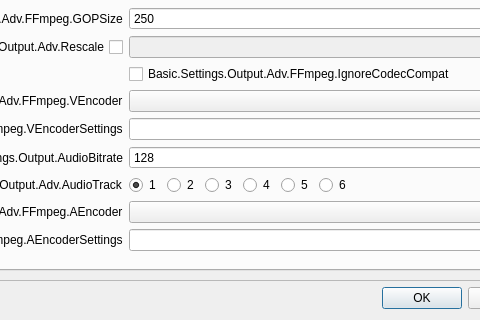
GameKyuubi/obs-studio, file UI/forms/OBSBasicSettings.ui: the form before one commit; both pictures show x 336 to 816 and y 428 to 748 of the 981 by 748 pixel window.
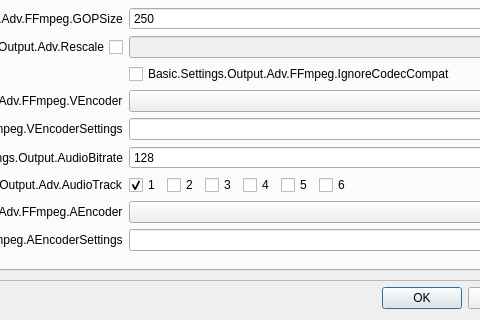
The form after the commit. The open tabs and pages were chosen to show the change. Icons and pictures are not drawn.

Commit message: UI: Add multi-track FFmpeg output support

```diff
--- a/UI/forms/OBSBasicSettings.ui
+++ b/UI/forms/OBSBasicSettings.ui
@@ -2247,7 +2247,7 @@
                              <number>0</number>
                             </property>
                             <item>
-                             <widget class="QRadioButton" name="advOutFFTrack1">
+                             <widget class="QCheckBox" name="advOutFFTrack1">
                               <property name="text">
                                <string notr="true">1</string>
                               </property>
@@ -2257,35 +2257,35 @@
                              </widget>
                             </item>
                             <item>
-                             <widget class="QRadioButton" name="advOutFFTrack2">
+                             <widget class="QCheckBox" name="advOutFFTrack2">
                               <property name="text">
                                <string notr="true">2</string>
                               </property>
                              </widget>
                             </item>
                             <item>
-                             <widget class="QRadioButton" name="advOutFFTrack3">
+                             <widget class="QCheckBox" name="advOutFFTrack3">
                               <property name="text">
                                <string notr="true">3</string>
                               </property>
                              </widget>
                             </item>
                             <item>
-                             <widget class="QRadioButton" name="advOutFFTrack4">
+                             <widget class="QCheckBox" name="advOutFFTrack4">
                               <property name="text">
                                <string notr="true">4</string>
                               </property>
                              </widget>
                             </item>
                             <item>
-                             <widget class="QRadioButton" name="advOutFFTrack5">
+                             <widget class="QCheckBox" name="advOutFFTrack5">
                               <property name="text">
                                <string notr="true">5</string>
                               </property>
                              </widget>
                             </item>
                             <item>
-                             <widget class="QRadioButton" name="advOutFFTrack6">
+                             <widget class="QCheckBox" name="advOutFFTrack6">
                               <property name="text">
                                <string notr="true">6</string>
                               </property>
```
The commit also changes 3 other files.
